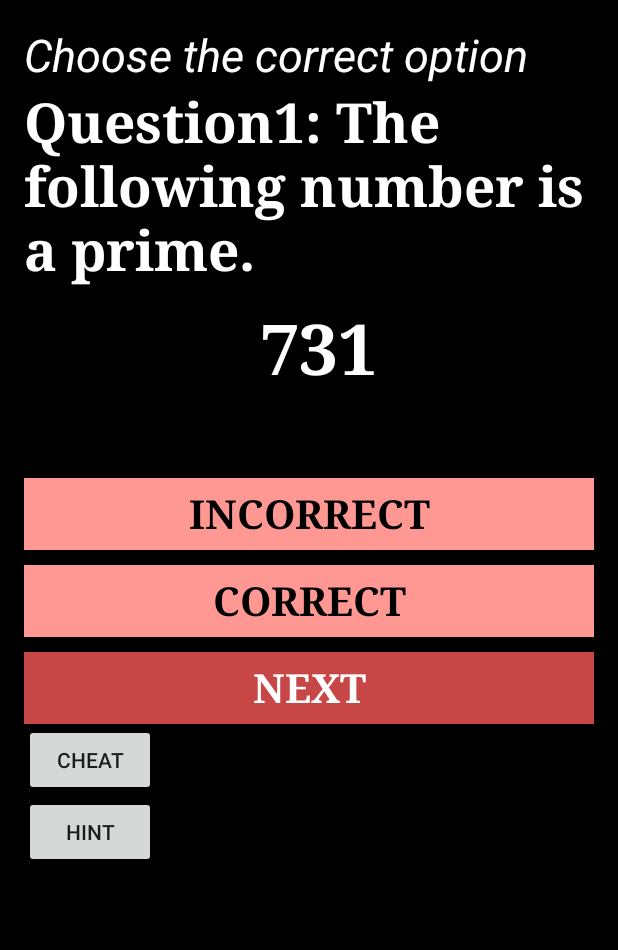
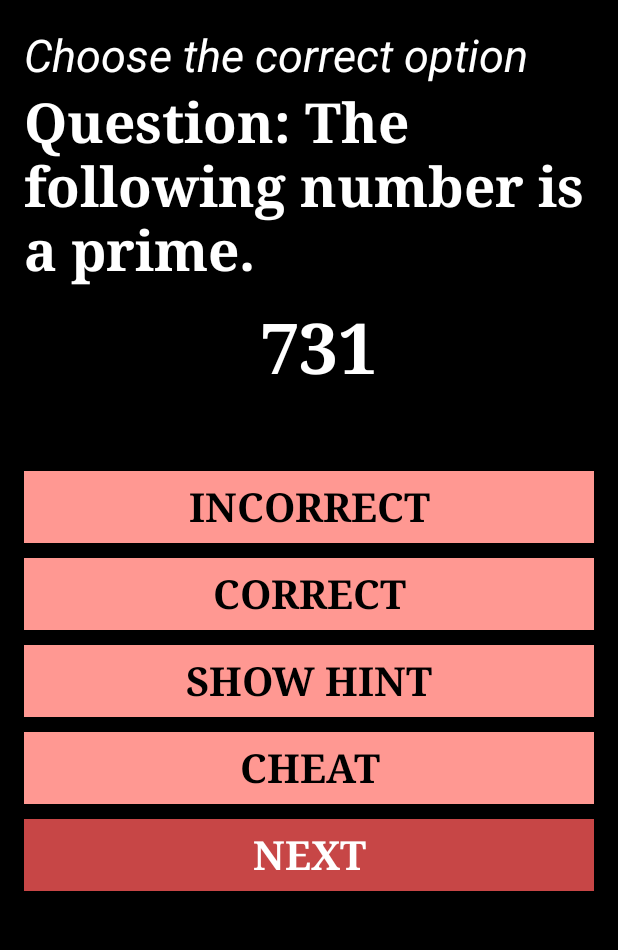
Before and after one commit to mahitha13/MC_Assignment-1, an Android app: the screen it shows after launch (MainActivity), on a phone screen of 412 x 824 dp, the part 84-1034 px from its top. Run offline under Robolectric (Android 15) with nearby library versions, the phone set to English and light mode, and no system bars.

Commit message:
minor changes

```diff
--- a/app/src/main/res/layout/activity_main.xml
+++ b/app/src/main/res/layout/activity_main.xml
@@ -1,7 +1,11 @@
 <?xml version="1.0" encoding="utf-8"?>
-
-<LinearLayout xmlns:android="http://schemas.android.com/apk/res/android"
+<ScrollView xmlns:android="http://schemas.android.com/apk/res/android"
     xmlns:tools="http://schemas.android.com/tools"
+    android:id="@+id/scrollView"
+    android:layout_width="match_parent"
+    android:layout_height="match_parent"
+    android:fillViewport="true" >
+<LinearLayout
     android:background="#000"
     android:layout_width="match_parent"
     android:layout_height="match_parent"
@@ -12,6 +16,10 @@
     tools:context="com.example.mahitha.myapplication.MainActivity"
     android:weightSum="1"
     android:orientation="vertical">
+
+
+
+
 
     <TextView
         android:layout_width="351dp"
@@ -25,7 +33,7 @@
     <TextView
         android:layout_width="match_parent"
         android:layout_height="wrap_content"
-        android:text="Question1: The following number is a prime."
+        android:text="Question: The following number is a prime."
         android:textColor="#ffffff"
         android:textSize="55px"
         android:textStyle="bold"
@@ -77,6 +85,30 @@
         android:layout_toStartOf="@+id/button2" />
 
     <Button
+        android:layout_width="380dp"
+        android:layout_height="wrap_content"
+        android:text="Show Hint"
+        android:textColor="#f000"
+        android:textSize="40px"
+        android:textStyle="bold"
+        android:fontFamily="serif"
+        android:background="#ff9892"
+        android:layout_marginTop="10dp"
+        android:id="@+id/button_hint" />
+
+    <Button
+        android:layout_width="380dp"
+        android:layout_height="wrap_content"
+        android:text="Cheat"
+        android:textColor="#f000"
+        android:textSize="40px"
+        android:textStyle="bold"
+        android:fontFamily="serif"
+        android:background="#ff9892"
+        android:layout_marginTop="10dp"
+        android:id="@+id/button_cheat" />
+
+    <Button
         style="?android:attr/buttonStyleSmall"
         android:layout_width="380dp"
         android:layout_height="wrap_content"
@@ -92,16 +124,5 @@
         android:layout_toRightOf="@+id/button3"
         android:layout_toEndOf="@+id/button3" />
 
-    <Button
-        android:layout_width="wrap_content"
-        android:layout_height="wrap_content"
-        android:text="Cheat"
-        android:id="@+id/button_cheat" />
-
-    <Button
-        android:layout_width="wrap_content"
-        android:layout_height="wrap_content"
-        android:text="Hint"
-        android:id="@+id/button_hint" />
-
 </LinearLayout>
+</ScrollView>
```
Also changed, not shown: app/src/main/res/layout/activity_cheat.xml (+18 -5 lines), app/src/main/res/layout/activity_hint.xml (+18 -4 lines).
